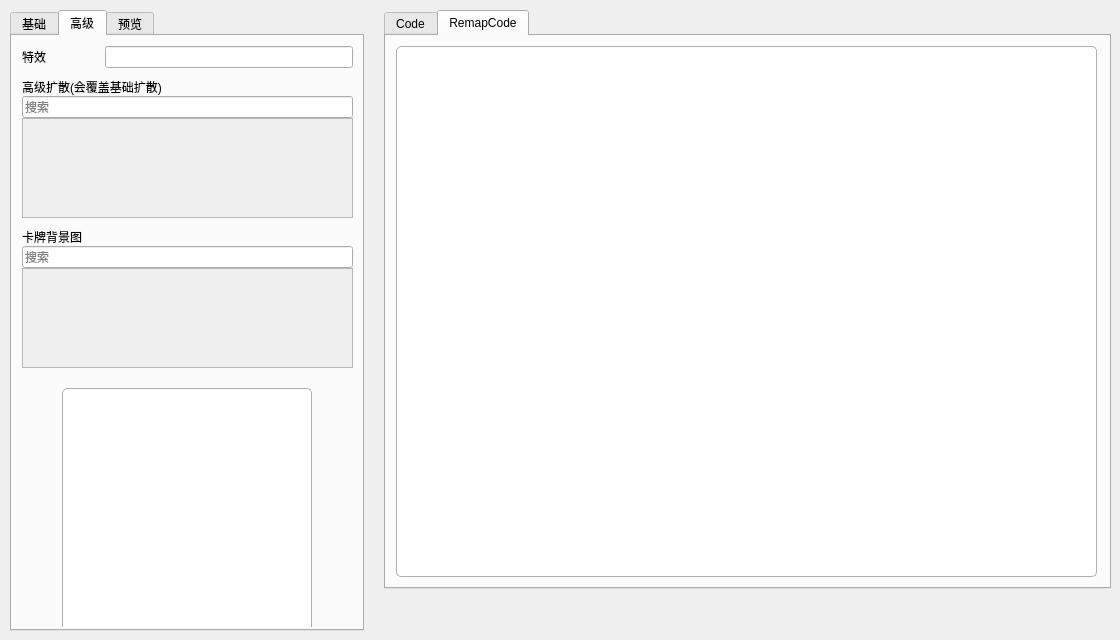
Qt form visualizationSrc/qtUI/CardControler/cardDetailsModel.ui (NWYLZW/A-Language-IDE) before a commit.
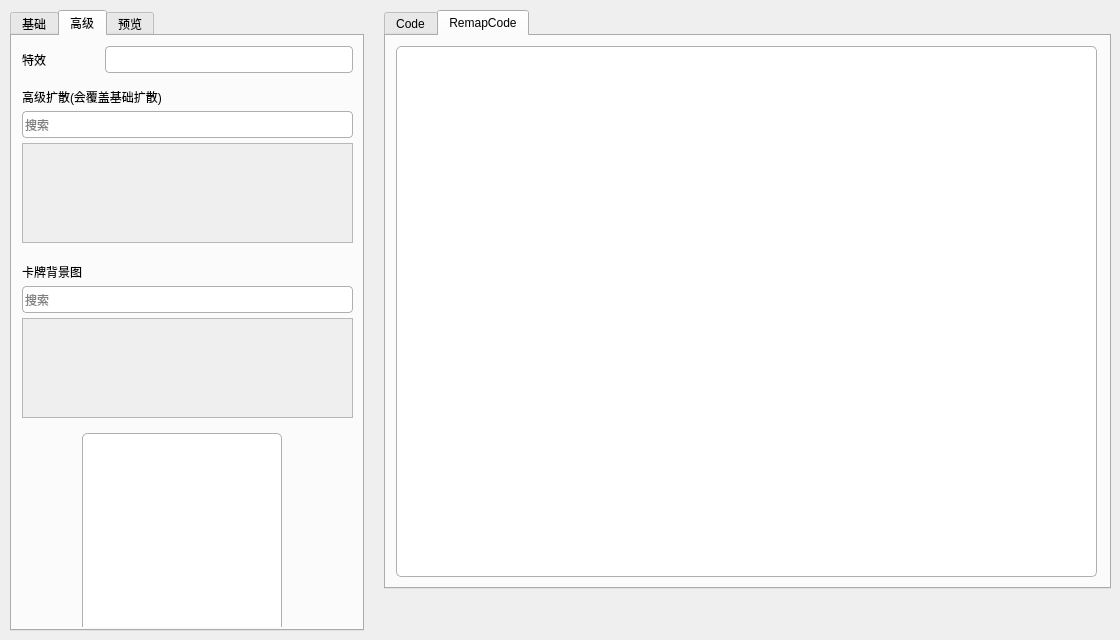
The same form after that commit. The open tabs and pages were chosen to show the change. Icons and pictures are not drawn.

The edit to the form file:
```diff
--- a/visualizationSrc/qtUI/CardControler/cardDetailsModel.ui
+++ b/visualizationSrc/qtUI/CardControler/cardDetailsModel.ui
@@ -29,6 +29,16 @@
 	border:1px solid #afafaf; 
 	border-radius:5px;
 }
+QLineEdit{
+	height:25px;
+	background-color: rgb(255, 255, 255);
+	border:1px solid #afafaf; 
+	border-radius:4px;
+}
+QLineEdit:hover{
+	border:1px solid rgb(0, 170, 255); 
+	border-radius:6px;
+}
 #saveCard{
 	border-image: url(:/ico/Data/qrc/ico/save.png);
 }
@@ -40,6 +50,12 @@
 }
 #printCard:hover{
 	border-image: url(:/ico/Data/qrc/ico/printed.png);
+}
+#delCard{
+	border-image: url(:/ico/Data/qrc/ico/delete.png);
+}
+#delCard:hover{
+	border-image: url(:/ico/Data/qrc/ico/deleted.png);
 }</string>
   </property>
   <widget class="QWidget" name="horizontalLayoutWidget_2">
@@ -445,7 +461,28 @@
         </widget>
         <widget class="QWidget" name="CMT_greateSetting">
          <property name="styleSheet">
-          <string notr="true"/>
+          <string notr="true">QScrollBar:horizontal
+{
+    height: 8px;
+    margin: 0px;
+    border: none;
+    border-radius: 4px;
+    background-color: rgb(200,200,200);
+}
+QScrollBar::handle:horizontal
+{
+    background-color: rgb(100,100,100);
+    min-width: 5px;
+    border-radius: 4px;
+}
+QScrollBar::handle:horizontal:hover
+{
+    background-color: rgb(150,150,150);
+}
+QScrollBar::right-arrow:horizontal, QScrollBar::left-arrow:horizontal,
+QScrollBar::add-line:horizontal, QScrollBar::sub-line:horizontal {
+    border: none;background: none;color: none;
+}</string>
          </property>
          <attribute name="title">
           <string>高级</string>
@@ -501,7 +538,13 @@
            <item>
             <layout class="QVBoxLayout" name="verticalLayout_4" stretch="0,0,0">
              <property name="spacing">
-              <number>0</number>
+              <number>5</number>
+             </property>
+             <property name="topMargin">
+              <number>5</number>
+             </property>
+             <property name="bottomMargin">
+              <number>5</number>
              </property>
              <item>
               <widget class="QLabel" name="label_3">
@@ -560,7 +603,13 @@
            <item>
             <layout class="QVBoxLayout" name="verticalLayout_7">
              <property name="spacing">
-              <number>0</number>
+              <number>5</number>
+             </property>
+             <property name="topMargin">
+              <number>5</number>
+             </property>
+             <property name="bottomMargin">
+              <number>5</number>
              </property>
              <item>
               <widget class="QLabel" name="label_13">
@@ -618,12 +667,24 @@
              <widget class="QTextBrowser" name="dragInstallCardArt">
               <property name="geometry">
                <rect>
-                <x>40</x>
-                <y>10</y>
-                <width>250</width>
-                <height>250</height>
+                <x>60</x>
+                <y>0</y>
+                <width>200</width>
+                <height>200</height>
                </rect>
               </property>
+              <property name="minimumSize">
+               <size>
+                <width>200</width>
+                <height>200</height>
+               </size>
+              </property>
+              <property name="maximumSize">
+               <size>
+                <width>200</width>
+                <height>200</height>
+               </size>
+              </property>
               <property name="cursor" stdset="0">
                <cursorShape>ForbiddenCursor</cursorShape>
               </property>
@@ -638,6 +699,30 @@
 &lt;p align=&quot;center&quot; style=&quot;-qt-paragraph-type:empty; margin-top:0px; margin-bottom:0px; margin-left:0px; margin-right:0px; -qt-block-indent:0; text-indent:0px;&quot;&gt;&lt;br /&gt;&lt;/p&gt;&lt;/body&gt;&lt;/html&gt;</string>
               </property>
              </widget>
+             <widget class="QPushButton" name="pushButton">
+              <property name="geometry">
+               <rect>
+                <x>280</x>
+                <y>0</y>
+                <width>51</width>
+                <height>51</height>
+               </rect>
+              </property>
+              <property name="toolTip">
+               <string>&lt;html&gt;&lt;head/&gt;&lt;body&gt;&lt;p&gt;删除卡面&lt;/p&gt;&lt;/body&gt;&lt;/html&gt;</string>
+              </property>
+              <property name="styleSheet">
+               <string notr="true">QPushButton{
+	border-image: url(:/ico/Data/qrc/ico/delete.png);
+}
+QPushButton:hover{
+	border-image: url(:/ico/Data/qrc/ico/deleted.png);
+}</string>
+              </property>
+              <property name="text">
+               <string/>
+              </property>
+             </widget>
             </widget>
            </item>
           </layout>
```
Left out of the diff: 37 changed lines with no effect on the pictures.
